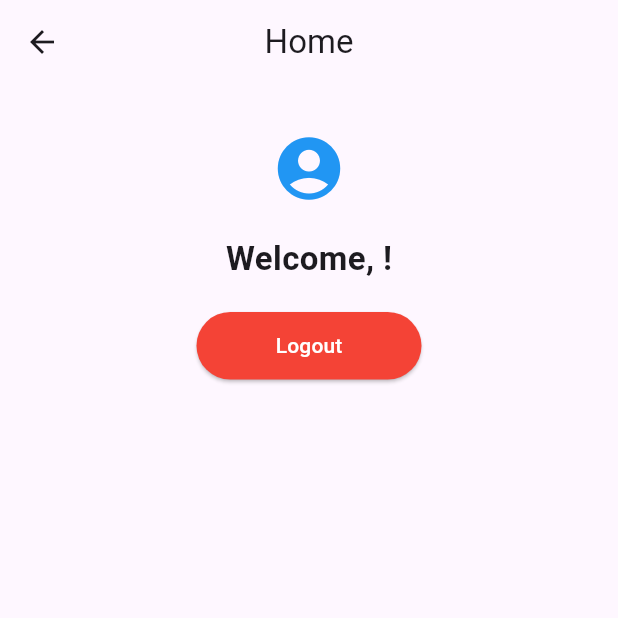
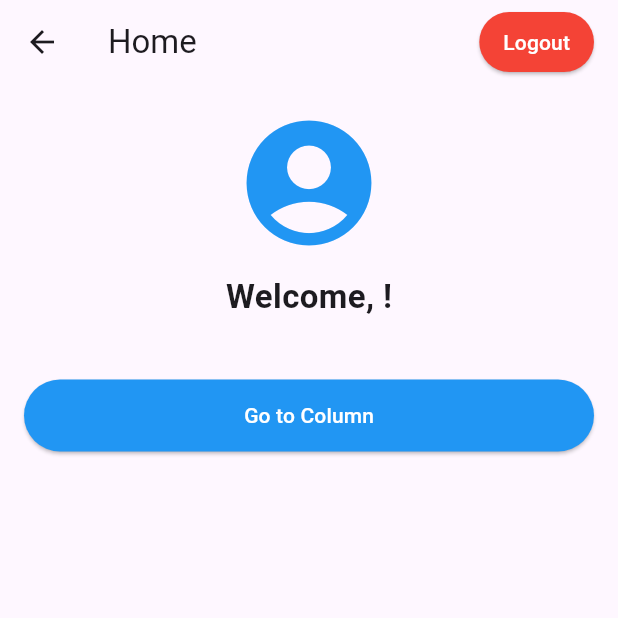
Before and after one commit to melihalkbk/flutter_guidance, a Flutter app: the HomePage screen opened by its route, on a phone screen of 412 x 824 dp, the top half of it. Run offline on Flutter 3.47's test engine with Material 3 defaults, Android fonts, the phone set to English and light mode, and no system bars; our stand-ins replace firebase_auth, firebase_core, google_sign_in; missing offline and left inert: flutter_facebook_auth; accounts and stored records are empty.

Commit message:
add:column component to home view

```diff
--- a/login_app/lib/pages/home_page.dart
+++ b/login_app/lib/pages/home_page.dart
@@ -1,6 +1,7 @@
 import 'package:flutter/material.dart';
 import 'package:firebase_auth/firebase_auth.dart';
 import '../services/auth_service.dart';
+import '../components/column.dart';
 
 class HomePage extends StatelessWidget {
   HomePage({super.key});
@@ -13,23 +14,45 @@ class HomePage extends StatelessWidget {
     final String displayName = user?.displayName ?? "Guest";
 
     return Scaffold(
-      appBar: AppBar(title: const Text("Home"), centerTitle: true),
+      appBar: AppBar(
+        title: Row(
+          mainAxisAlignment:
+              MainAxisAlignment.spaceBetween, // Home sola, Logout sağa
+          children: [
+            const Text("Home"), // Sol tarafta Home yazısı
+            ElevatedButton(
+              onPressed: () async {
+                await _authService.signOut();
+                Navigator.pushReplacementNamed(context, "/login");
+              },
+              style: ElevatedButton.styleFrom(
+                backgroundColor: Colors.red,
+                foregroundColor: Colors.white,
+                padding: const EdgeInsets.symmetric(
+                  horizontal: 16,
+                  vertical: 10,
+                ),
+              ),
+              child: const Text("Logout"),
+            ),
+          ],
+        ),
+      ),
       body: Padding(
-        padding: const EdgeInsets.all(1.0),
+        padding: const EdgeInsets.all(16.0),
         child: Column(
           crossAxisAlignment: CrossAxisAlignment.start,
           children: [
-            const SizedBox(height: 30),
+            // Kullanıcı bilgisi
             Center(
               child: Column(
-                mainAxisSize: MainAxisSize.min,
                 children: [
                   const Icon(
                     Icons.account_circle,
-                    size: 50,
+                    size: 100,
                     color: Colors.blue,
                   ),
-                  const SizedBox(height: 20),
+                  const SizedBox(height: 10),
                   Text(
                     "Welcome, $displayName!",
                     style: const TextStyle(
@@ -37,26 +60,31 @@ class HomePage extends StatelessWidget {
                       fontWeight: FontWeight.bold,
                     ),
                   ),
-                  const SizedBox(height: 20),
-                  SizedBox(
-                    width: 150,
-                    height: 45,
-                    child: ElevatedButton(
-                      onPressed: () async {
-                        await _authService.signOut();
-                        Navigator.pushReplacementNamed(context, "/login");
-                      },
-                      style: ElevatedButton.styleFrom(
-                        backgroundColor: Colors.red,
-                        foregroundColor: Colors.white,
-                        shape: RoundedRectangleBorder(
-                          borderRadius: BorderRadius.circular(30),
-                        ),
+                ],
+              ),
+            ),
+            const SizedBox(height: 40),
+
+            // Column Button
+            Center(
+              child: SizedBox(
+                width: double.infinity,
+                child: ElevatedButton(
+                  onPressed: () {
+                    Navigator.push(
+                      context,
+                      MaterialPageRoute(
+                        builder: (context) => const ColumnView(),
                       ),
-                      child: const Text("Logout"),
-                    ),
+                    );
+                  },
+                  style: ElevatedButton.styleFrom(
+                    backgroundColor: Colors.blue,
+                    foregroundColor: Colors.white,
+                    padding: const EdgeInsets.symmetric(vertical: 14),
                   ),
-                ],
+                  child: const Text("Go to Column"),
+                ),
               ),
             ),
           ],
```
Also changed, not shown: login_app/lib/components/column.dart (added, +136 -0 lines).
